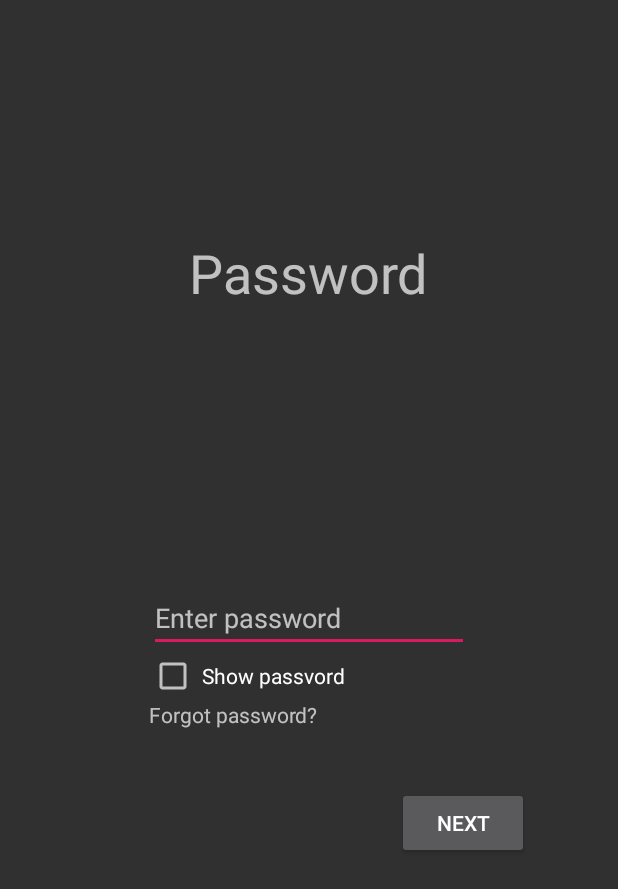
After one commit to timapple12/BID1, an Android app: the Password screen opened directly, with no data from a screen before it, on a phone screen of 412 x 824 dp. The commit adds this screen. Shown: the top 889 px of the screen. Run offline under Robolectric (Android 15) with nearby library versions, the phone set to English and light mode, and no system bars.

Commit message:
password

```diff
--- a/app/src/main/java/com/example/bid/Agreement.java
+++ b/app/src/main/java/com/example/bid/Agreement.java
@@ -18,6 +18,7 @@ private CheckBox checkBox;
         setContentView(R.layout.activity_agreement);
         checkBox=(CheckBox)findViewById(R.id.checkBox);
 
+
     }
     public void onButton_BeginClick(View v){
         SharedPreferences prefs = this.getSharedPreferences(
@@ -28,8 +29,6 @@ private CheckBox checkBox;
             startActivity(intent);
             editor.putBoolean("firstOpening",false);
             editor.apply();
-
-
         }else
         {
             Toast.makeText(getApplicationContext(), "You must agree with policy first", Toast.LENGTH_SHORT).show();
--- /dev/null
+++ b/app/src/main/java/com/example/bid/Password.java
@@ -0,0 +1,81 @@
+package com.example.bid;
+
+import android.content.Context;
+import android.content.Intent;
+import android.content.SharedPreferences;
+import android.os.Bundle;
+import android.text.method.HideReturnsTransformationMethod;
+import android.text.method.PasswordTransformationMethod;
+import android.view.MotionEvent;
+import android.view.View;
+import android.widget.CheckBox;
+import android.widget.CompoundButton;
+import android.widget.EditText;
+import android.widget.TextView;
+import android.widget.Toast;
+
+import androidx.appcompat.app.AppCompatActivity;
+
+public class Password extends AppCompatActivity {
+    EditText pasw;
+    CheckBox pasword;
+    TextView forgot;
+    int kostyl;
+    @Override
+    protected void onCreate(Bundle savedInstanceState) {
+        super.onCreate(savedInstanceState);
+        setContentView(R.layout.activity_password);
+        pasw=(EditText)findViewById(R.id.pasw);
+        pasword=(CheckBox)findViewById(R.id.checkBox2);
+        forgot=(TextView)findViewById(R.id.textView25);
+        forgot.setOnTouchListener(new View.OnTouchListener() {
+            @Override
+            public boolean onTouch(View v, MotionEvent event) {
+                ++kostyl;
+                if(kostyl==2) {
+                    Toast.makeText(getApplicationContext(), "Text", Toast.LENGTH_SHORT).show();
+                    sendEmail();
+                    kostyl=0;
+                }
+                return true;
+            }
+        });
+        pasword.setOnCheckedChangeListener(new CompoundButton.OnCheckedChangeListener() {
+            @Override
+            public void onCheckedChanged(CompoundButton buttonView, boolean isChecked) {
+                if(!isChecked){
+                    pasw.setTransformationMethod(PasswordTransformationMethod.getInstance());
+                }else {
+                    pasw.setTransformationMethod(HideReturnsTransformationMethod.getInstance());
+                }
+            }
+        });
+
+
+    }
+    public void onButton(View v){
+        final SharedPreferences prefs = this.getSharedPreferences(
+                "com.example.bid", Context.MODE_PRIVATE);
+        if(pasw.getText().toString().equals( prefs.getString("password",null))){
+            Intent intent = new Intent(this, Main_Window.class);
+            startActivity(intent);
+        }else{
+            Toast.makeText(getApplicationContext(),"Enter right password",Toast.LENGTH_SHORT).show();
+        }
+
+    }
+    public void sendEmail(){
+        final SharedPreferences prefs = this.getSharedPreferences(
+                "com.example.bid", Context.MODE_PRIVATE);
+
+
+            String email =prefs.getString("mail",null).trim();
+            String subject = "Your password".trim();
+            String message = prefs.getString("password",null).trim();
+
+            SendMail sm = new SendMail(this, email, subject, message);
+            sm.execute();
+
+
+    }
+}
--- /dev/null
+++ b/app/src/main/res/layout/activity_password.xml
@@ -0,0 +1,61 @@
+<?xml version="1.0" encoding="utf-8"?>
+<androidx.constraintlayout.widget.ConstraintLayout xmlns:android="http://schemas.android.com/apk/res/android"
+    xmlns:app="http://schemas.android.com/apk/res-auto"
+    xmlns:tools="http://schemas.android.com/tools"
+    android:layout_width="match_parent"
+    android:layout_height="match_parent"
+    tools:context=".Password">
+
+    <TextView
+        android:id="@+id/password"
+        android:layout_width="wrap_content"
+        android:layout_height="wrap_content"
+        android:layout_marginTop="157dp"
+        android:text="Password"
+        android:textSize="36sp"
+        app:layout_constraintEnd_toEndOf="parent"
+        app:layout_constraintHorizontal_bias="0.498"
+        app:layout_constraintStart_toStartOf="parent"
+        app:layout_constraintTop_toTopOf="parent" />
+
+    <EditText
+        android:id="@+id/pasw"
+        android:layout_width="wrap_content"
+        android:layout_height="wrap_content"
+        android:ems="10"
+        android:hint="Enter password"
+        android:inputType="textPassword"
+        app:layout_constraintBottom_toBottomOf="parent"
+        app:layout_constraintEnd_toEndOf="parent"
+        app:layout_constraintStart_toStartOf="parent"
+        app:layout_constraintTop_toTopOf="parent" />
+
+    <CheckBox
+        android:id="@+id/checkBox2"
+        android:layout_width="wrap_content"
+        android:layout_height="wrap_content"
+        android:text=" Show passvord"
+        app:layout_constraintStart_toStartOf="@+id/pasw"
+        app:layout_constraintTop_toBottomOf="@+id/pasw" />
+
+    <Button
+        android:id="@+id/button5"
+        android:layout_width="wrap_content"
+        android:layout_height="wrap_content"
+        android:layout_marginTop="58dp"
+        android:layout_marginEnd="59dp"
+        android:onClick="onButton"
+        android:text="next"
+        app:layout_constraintEnd_toEndOf="parent"
+        app:layout_constraintTop_toBottomOf="@+id/checkBox2" />
+
+    <TextView
+        android:id="@+id/textView25"
+        android:layout_width="wrap_content"
+        android:layout_height="wrap_content"
+        android:clickable="true"
+        android:text="Forgot password?"
+        app:layout_constraintStart_toStartOf="@+id/checkBox2"
+        app:layout_constraintTop_toBottomOf="@+id/checkBox2" />
+
+</androidx.constraintlayout.widget.ConstraintLayout>
--- a/app/src/main/res/values/strings.xml
+++ b/app/src/main/res/values/strings.xml
@@ -1,3 +1,6 @@
 <resources>
     <string name="app_name">BID</string>
+    <string name="map_key" translatable="false">
+        AIzaSyAdYl5sPMCD1GC_A4yZsogPLoQo2lv9jSQ
+    </string>
 </resources>
```
Also changed, not shown: app/src/main/AndroidManifest.xml (+8 -6 lines), app/src/main/java/com/example/bid/Extendet_settings.java (+11 -1 lines), app/src/main/java/com/example/bid/GPS_Service.java (+2 -6 lines), app/src/main/java/com/example/bid/MainActivity.java (+9 -4 lines), app/src/main/java/com/example/bid/MyService.java (+24 -37 lines), app/src/main/res/layout/activity_extendet_settings.xml (+12 -0 lines), app/src/main/java/com/example/bid/Main_Window.java (line endings or trailing spaces).
